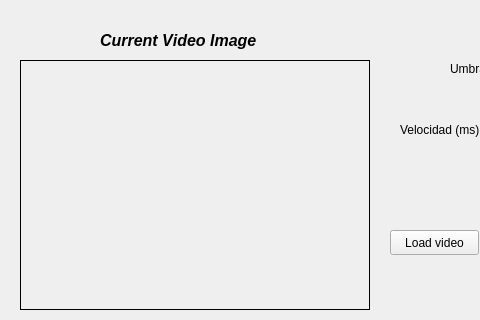
First picture: the form in Tarea-6/mainwindow.ui, repository JoserraLP/ImagenDigital, before the edit; both pictures show x 0 to 480 and y 0 to 320 of the 738 by 656 pixel window.
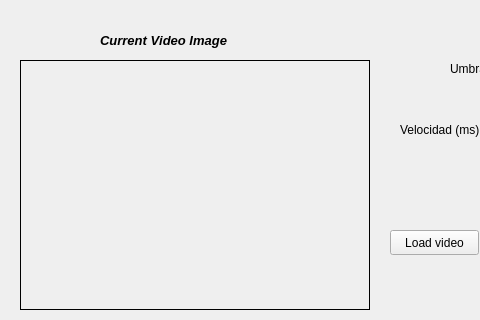
Second picture: the form after the edit. Icons and pictures are not drawn.

What changed in the file:
```diff
--- a/Tarea-6/mainwindow.ui
+++ b/Tarea-6/mainwindow.ui
@@ -43,7 +43,7 @@
    </property>
    <property name="font">
     <font>
-     <pointsize>12</pointsize>
+     <pointsize>10</pointsize>
      <weight>75</weight>
      <italic>true</italic>
      <bold>true</bold>
```
